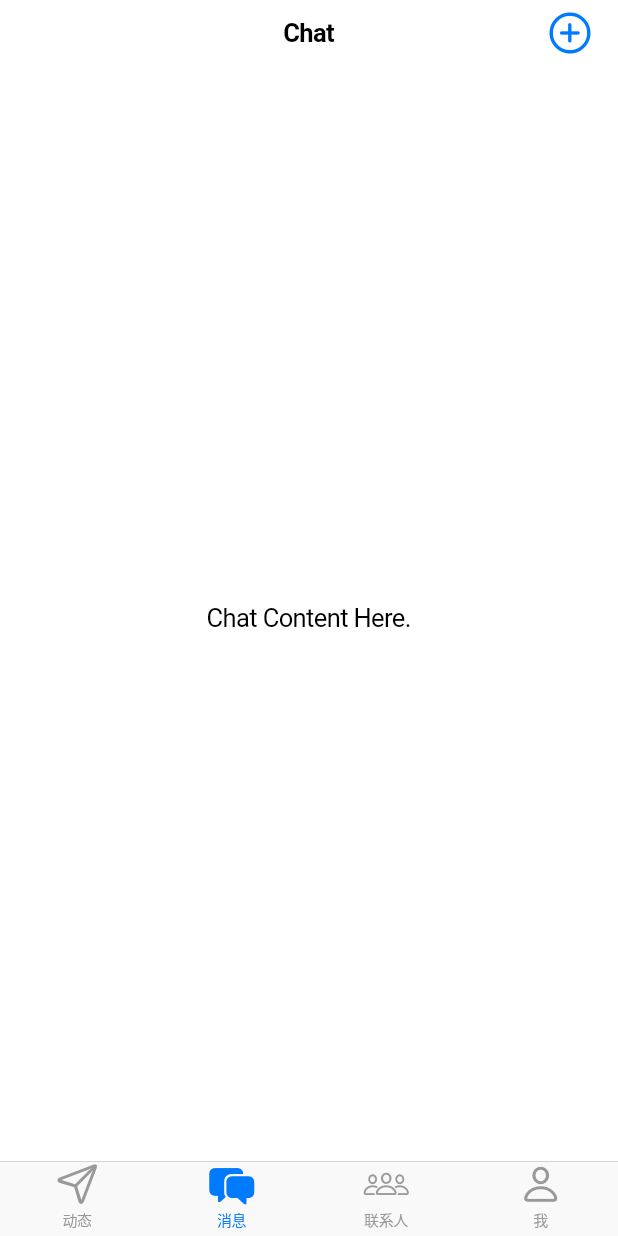
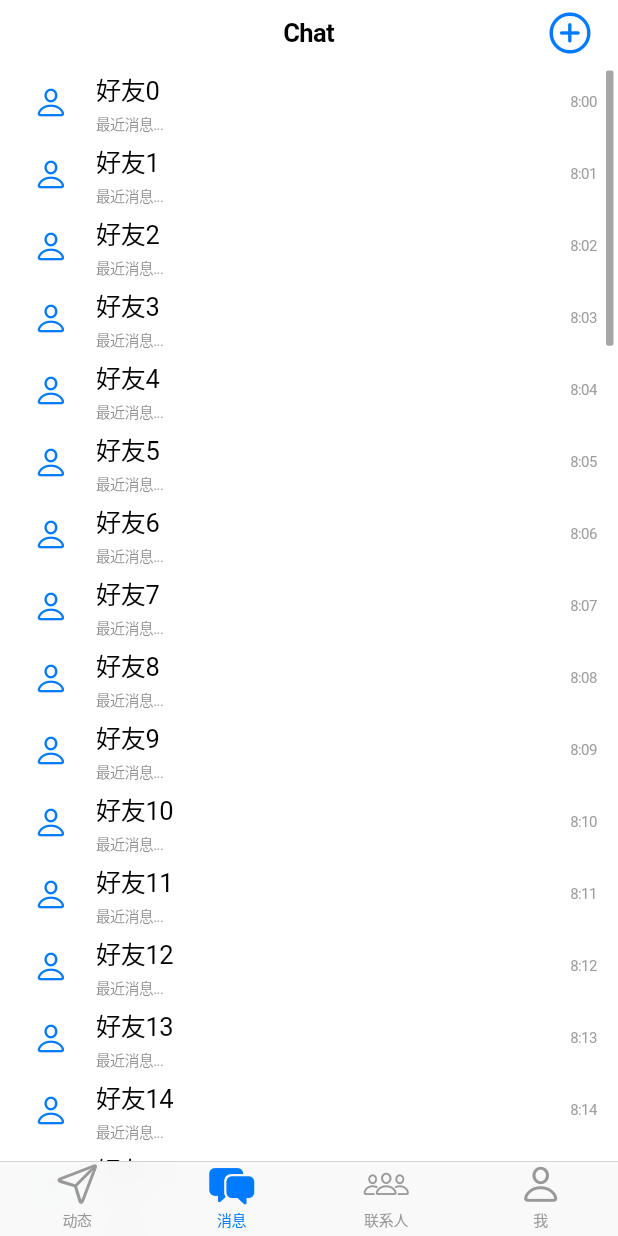
Before and after one commit to YanShuq1/chat_app, a Flutter app: the screen it shows after launch, item 2 of the bottom bar chosen, on a phone screen of 412 x 824 dp. Run offline on Flutter 3.47's test engine with Material 3 defaults, Android fonts, the light colour scheme and no system bars.

Commit message:
feat:MyChatPage add Scrollbar and ListView. perf: change MyChatPage into a StatefulWidget.

```diff
--- a/lib/pages/chat/chat.dart
+++ b/lib/pages/chat/chat.dart
@@ -1,18 +1,59 @@
 import 'package:chat_app/widgets/contacts_manage_gesture_detector.dart';
 import 'package:flutter/cupertino.dart';
+import 'package:flutter/material.dart';
 
-class MyChatPage extends StatelessWidget {
+class MyChatPage extends StatefulWidget {
   const MyChatPage({super.key});
 
   @override
+  State<MyChatPage> createState() => _MyChatPageState();
+}
+
+class _MyChatPageState extends State<MyChatPage> {
+  //滚动监听器 _controller
+  final ScrollController _controller = ScrollController();
+
+  int itemNum = 60;
+
+  @override
   Widget build(BuildContext context) {
-    return const CupertinoPageScaffold(
-        navigationBar: CupertinoNavigationBar(
+    return CupertinoPageScaffold(
+        navigationBar: const CupertinoNavigationBar(
           trailing: ContactsManageGestureDetector(),
           middle: Text("Chat"),
         ),
-        child: Center(
-          child: Text("Chat Content Here."),
+        child: CupertinoScrollbar(
+          //滑动条厚度
+          thickness: 5.0,
+          thicknessWhileDragging: 10.0,
+          radius: const Radius.circular(1.5),
+          radiusWhileDragging: const Radius.circular(2.0),
+          scrollbarOrientation: ScrollbarOrientation.right,
+          controller: _controller,
+          thumbVisibility: true,
+          child: ListView.builder(
+            controller: _controller,
+            //TODO:获取消息列表数
+            itemCount: itemNum,
+            itemBuilder: (BuildContext context, int index) {
+              return CupertinoListTile(
+                //TODO：好友头像、ID、最近消息、最近消息发送时间获取，点击事件处理
+                leading: const Icon(CupertinoIcons.person),
+                title: Text("好友$index"),
+                subtitle: const Text(
+                  "最近消息...",
+                  style: TextStyle(
+                    fontSize: 10.0,
+                  ),
+                ),
+                trailing: Text("8:${index.toString().padLeft(2, '0')}",
+                    style: const TextStyle(
+                      color: Colors.grey,
+                      fontSize: 10.0,
+                    )),
+              );
+            },
+          ),
         ));
   }
 }
```
Also changed, not shown: 1 other file.
